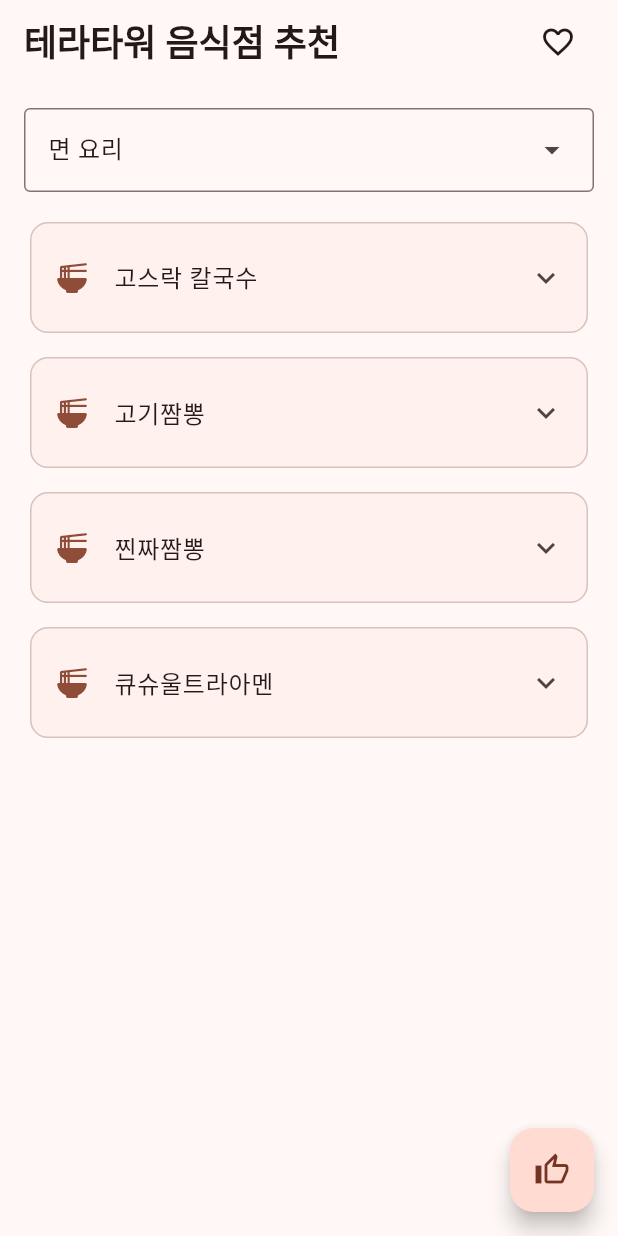
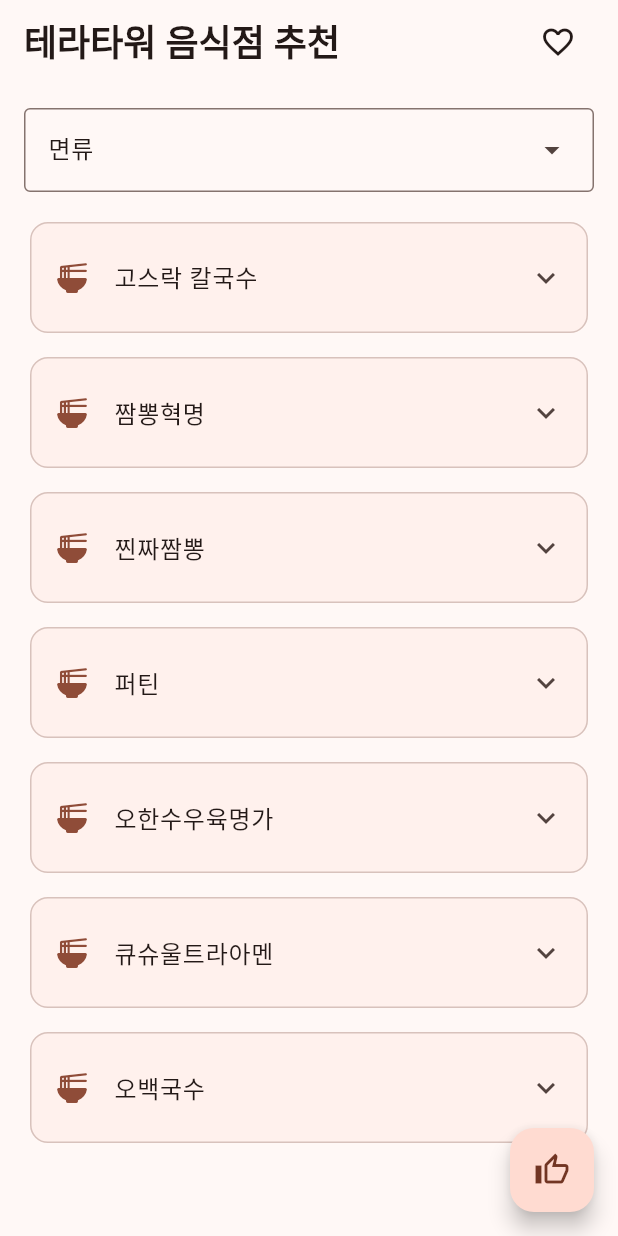
Before and after one commit to sun30812/tera_food, a Flutter app: the screen it shows after launch, on a phone screen of 412 x 824 dp. Run offline on Flutter 3.47's test engine with Material 3 defaults, Android fonts, the phone set to English and light mode, and no system bars; our stand-ins replace firebase_core; accounts and stored records are empty.

Commit message:
음식점 정보 업데이트

```diff
--- a/lib/provider/restaurant_provider.dart
+++ b/lib/provider/restaurant_provider.dart
@@ -71,14 +71,23 @@ class RestaurantProvider {
       final internalData = {
         FoodKind.noodle: [
           Food(foodName: "고스락 칼국수", foodKind: FoodKind.noodle),
-          Food(foodName: "고기짬뽕", foodKind: FoodKind.noodle),
+          Food(foodName: "짬뽕혁명", foodKind: FoodKind.noodle),
           Food(foodName: "찐짜짬뽕", foodKind: FoodKind.noodle),
+          Food(foodName: "퍼틴", foodKind: FoodKind.noodle),
+          Food(foodName: "오한수우육명가", foodKind: FoodKind.noodle),
           Food(foodName: "큐슈울트라아멘", foodKind: FoodKind.noodle),
+          Food(foodName: "오백국수", foodKind: FoodKind.noodle),
         ],
         FoodKind.rice: [
           Food(foodName: "진상", foodKind: FoodKind.rice),
+          Food(foodName: "유쾌한 비빔밥", foodKind: FoodKind.rice),
           Food(foodName: "한솥 도시락", foodKind: FoodKind.rice),
+          Food(foodName: "얌샘김밥", foodKind: FoodKind.rice),
+          Food(foodName: "모모유부", foodKind: FoodKind.rice),
+          Food(foodName: "한창회관", foodKind: FoodKind.rice),
+          Food(foodName: "한끼의 정석 dine", foodKind: FoodKind.rice),
           Food(foodName: "정담은 한상", foodKind: FoodKind.rice),
+          Food(foodName: "장금이한식뷔페", foodKind: FoodKind.rice),
         ],
         FoodKind.bread: [
           Food(foodName: "뉴욕 버거", foodKind: FoodKind.bread),
@@ -87,14 +96,23 @@ class RestaurantProvider {
         ],
         FoodKind.soup: [
           Food(foodName: "본설렁탕", foodKind: FoodKind.soup),
-          Food(foodName: "양평해장국", foodKind: FoodKind.soup),
+          Food(foodName: "일품양평해장국", foodKind: FoodKind.soup),
+          Food(foodName: "육수당", foodKind: FoodKind.soup),
+          Food(foodName: "맑은곰탕", foodKind: FoodKind.soup),
           Food(foodName: "명백집", foodKind: FoodKind.soup),
+          Food(foodName: "북촌손만두", foodKind: FoodKind.soup),
         ],
         FoodKind.salad: [
           Food(foodName: "샐러디", foodKind: FoodKind.salad),
+          Food(foodName: "샐러드박스", foodKind: FoodKind.salad),
           Food(foodName: "포케올데이", foodKind: FoodKind.salad),
+          Food(foodName: "주니아", foodKind: FoodKind.salad),
+          Food(foodName: "죠샌드위치", foodKind: FoodKind.salad),
         ],
-        FoodKind.etc: [Food(foodName: "CU", foodKind: FoodKind.etc)],
+        FoodKind.etc: [Food(foodName: "CU", foodKind: FoodKind.etc),
+          Food(foodName: "돈카춘", foodKind: FoodKind.etc),
+          Food(foodName: "꽃찬 찜닭", foodKind: FoodKind.etc)
+        ],
       };
       _instance = RestaurantProvider._internal(internalData);
     }
--- a/lib/types/food_kind.dart
+++ b/lib/types/food_kind.dart
@@ -3,11 +3,11 @@
 /// 음식점의 종류를 분류하기 위해 사용되며, [label] 필드를 통해 글자 형태의 이름을 제공합니다.
 enum FoodKind {
   all("전체"),
-  noodle("면 요리"),
+  noodle("면류"),
   rice("밥"),
-  bread("빵"),
-  soup("국물 요리"),
-  salad("샐러드"),
+  bread("빵/버거"),
+  soup("탕류"),
+  salad("샐러드/포케"),
   etc("기타");
 
   /// 출력을 위한 글자 형태의 이름.
--- a/pubspec.yaml
+++ b/pubspec.yaml
@@ -16,7 +16,7 @@ publish_to: 'none' # Remove this line if you wish to publish to pub.dev
 # https://developer.apple.com/library/archive/documentation/General/Reference/InfoPlistKeyReference/Articles/CoreFoundationKeys.html
 # In Windows, build-name is used as the major, minor, and patch parts
 # of the product and file versions while build-number is used as the build suffix.
-version: 0.1.1+1
+version: 0.1.2+3
 
 environment:
   sdk: ^3.11.4
```
Also changed, not shown: 1 other file.
